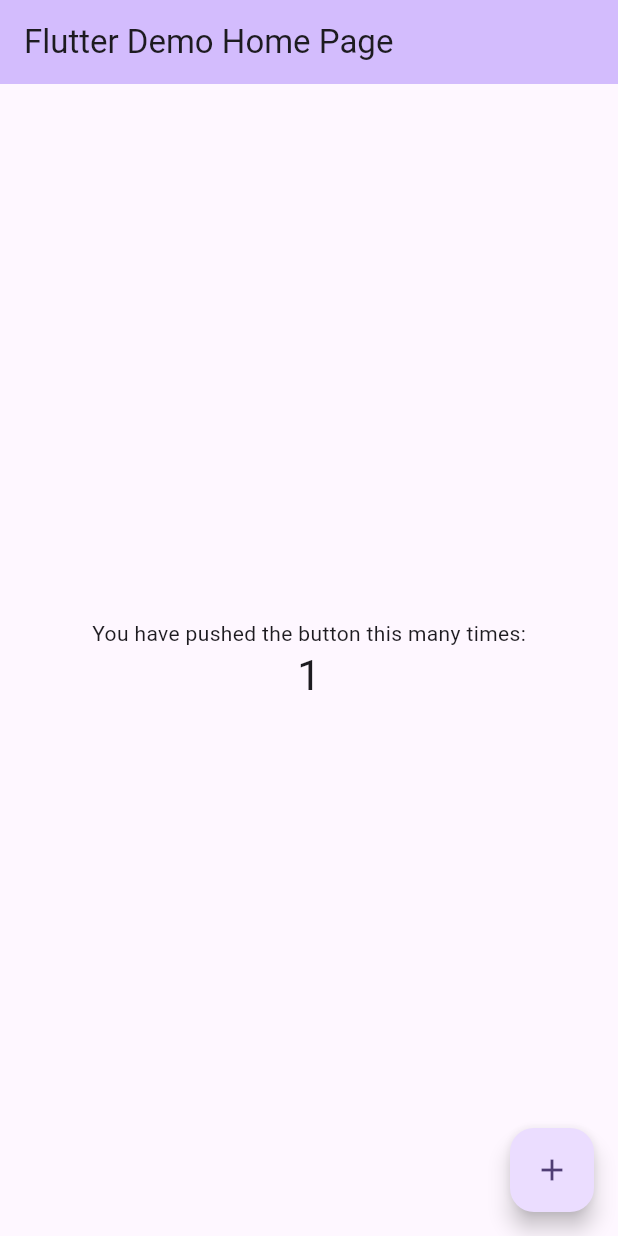
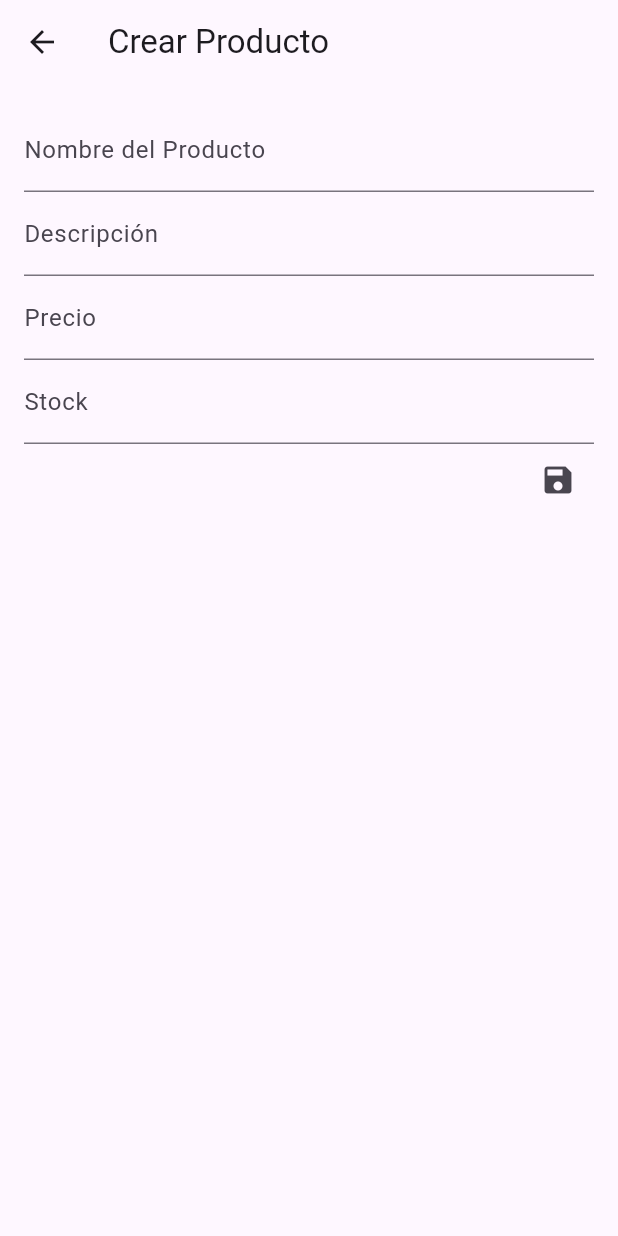
Before and after one commit to jhonvalladolid/2024-II_Lab13_2_AppMovMult, a Flutter app: the screen it shows after launch, after a tap on the "add" icon, on a phone screen of 412 x 824 dp. Run offline on Flutter 3.47's test engine with Material 3 defaults, Android fonts, the phone set to English and light mode, and no system bars; our stand-ins replace sqflite; accounts and stored records are empty.

Commit message:
Lab finalizado

```diff
--- a/lib/main.dart
+++ b/lib/main.dart
@@ -1,125 +1,17 @@
 import 'package:flutter/material.dart';
+import 'product_list_view.dart';
 
 void main() {
-  runApp(const MyApp());
+  runApp(MyApp());
 }
 
 class MyApp extends StatelessWidget {
-  const MyApp({super.key});
-
-  // This widget is the root of your application.
   @override
   Widget build(BuildContext context) {
     return MaterialApp(
-      title: 'Flutter Demo',
-      theme: ThemeData(
-        // This is the theme of your application.
-        //
-        // TRY THIS: Try running your application with "flutter run". You'll see
-        // the application has a purple toolbar. Then, without quitting the app,
-        // try changing the seedColor in the colorScheme below to Colors.green
-        // and then invoke "hot reload" (save your changes or press the "hot
-        // reload" button in a Flutter-supported IDE, or press "r" if you used
-        // the command line to start the app).
-        //
-        // Notice that the counter didn't reset back to zero; the application
-        // state is not lost during the reload. To reset the state, use hot
-        // restart instead.
-        //
-        // This works for code too, not just values: Most code changes can be
-        // tested with just a hot reload.
-        colorScheme: ColorScheme.fromSeed(seedColor: Colors.deepPurple),
-        useMaterial3: true,
-      ),
-      home: const MyHomePage(title: 'Flutter Demo Home Page'),
+      title: 'Aplicación de Productos',
+      theme: ThemeData(primarySwatch: Colors.blue),
+      home: ProductListView(),
     );
   }
 }
-
-class MyHomePage extends StatefulWidget {
-  const MyHomePage({super.key, required this.title});
-
-  // This widget is the home page of your application. It is stateful, meaning
-  // that it has a State object (defined below) that contains fields that affect
-  // how it looks.
-
-  // This class is the configuration for the state. It holds the values (in this
-  // case the title) provided by the parent (in this case the App widget) and
-  // used by the build method of the State. Fields in a Widget subclass are
-  // always marked "final".
-
-  final String title;
-
-  @override
-  State<MyHomePage> createState() => _MyHomePageState();
-}
-
-class _MyHomePageState extends State<MyHomePage> {
-  int _counter = 0;
-
-  void _incrementCounter() {
-    setState(() {
-      // This call to setState tells the Flutter framework that something has
-      // changed in this State, which causes it to rerun the build method below
-      // so that the display can reflect the updated values. If we changed
-      // _counter without calling setState(), then the build method would not be
-      // called again, and so nothing would appear to happen.
-      _counter++;
-    });
-  }
-
-  @override
-  Widget build(BuildContext context) {
-    // This method is rerun every time setState is called, for instance as done
-    // by the _incrementCounter method above.
-    //
-    // The Flutter framework has been optimized to make rerunning build methods
-    // fast, so that you can just rebuild anything that needs updating rather
-    // than having to individually change instances of widgets.
-    return Scaffold(
-      appBar: AppBar(
-        // TRY THIS: Try changing the color here to a specific color (to
-        // Colors.amber, perhaps?) and trigger a hot reload to see the AppBar
-        // change color while the other colors stay the same.
-        backgroundColor: Theme.of(context).colorScheme.inversePrimary,
-        // Here we take the value from the MyHomePage object that was created by
-        // the App.build method, and use it to set our appbar title.
-        title: Text(widget.title),
-      ),
-      body: Center(
-        // Center is a layout widget. It takes a single child and positions it
-        // in the middle of the parent.
-        child: Column(
-          // Column is also a layout widget. It takes a list of children and
-          // arranges them vertically. By default, it sizes itself to fit its
-          // children horizontally, and tries to be as tall as its parent.
-          //
-          // Column has various properties to control how it sizes itself and
-          // how it positions its children. Here we use mainAxisAlignment to
-          // center the children vertically; the main axis here is the vertical
-          // axis because Columns are vertical (the cross axis would be
-          // horizontal).
-          //
-          // TRY THIS: Invoke "debug painting" (choose the "Toggle Debug Paint"
-          // action in the IDE, or press "p" in the console), to see the
-          // wireframe for each widget.
-          mainAxisAlignment: MainAxisAlignment.center,
-          children: <Widget>[
-            const Text(
-              'You have pushed the button this many times:',
-            ),
-            Text(
-              '$_counter',
-              style: Theme.of(context).textTheme.headlineMedium,
-            ),
-          ],
-        ),
-      ),
-      floatingActionButton: FloatingActionButton(
-        onPressed: _incrementCounter,
-        tooltip: 'Increment',
-        child: const Icon(Icons.add),
-      ), // This trailing comma makes auto-formatting nicer for build methods.
-    );
-  }
-}
--- /dev/null
+++ b/lib/product.dart
@@ -0,0 +1,72 @@
+class ProductFields {
+  static const List<String> values = [
+    id,
+    name,
+    description,
+    price,
+    stock,
+  ];
+
+  static const String tableName = 'products';
+  static const String idType = 'INTEGER PRIMARY KEY AUTOINCREMENT';
+  static const String textType = 'TEXT NOT NULL';
+  static const String intType = 'INTEGER NOT NULL';
+  static const String doubleType = 'REAL NOT NULL';
+  static const String id = '_id';
+  static const String name = 'name';
+  static const String description = 'description';
+  static const String price = 'price';
+  static const String stock = 'stock';
+}
+
+class Product {
+  final int? id;
+  final String name;
+  final String description;
+  final double price;
+  final int stock;
+
+  Product({
+    this.id,
+    required this.name,
+    required this.description,
+    required this.price,
+    required this.stock,
+  });
+
+  Map<String, Object?> toJson() {
+    return {
+      ProductFields.id: id,
+      ProductFields.name: name,
+      ProductFields.description: description,
+      ProductFields.price: price,
+      ProductFields.stock: stock,
+    };
+  }
+
+  factory Product.fromJson(Map<String, Object?> json) {
+    return Product(
+      id: json[ProductFields.id] as int?,
+      name: json[ProductFields.name] as String,
+      description: json[ProductFields.description] as String,
+      price: json[ProductFields.price] as double,
+      stock: json[ProductFields.stock] as int,
+    );
+  }
+
+  Product copy({
+    int? id,
+    String? name,
+    String? description,
+    double? price,
+    int? stock,
+  }) {
+    return Product(
+      id: id ?? this.id,
+      name: name ?? this.name,
+      description: description ?? this.description,
+      price: price ?? this.price,
+      stock: stock ?? this.stock,
+    );
+  }
+}
--- /dev/null
+++ b/lib/product_database.dart
@@ -0,0 +1,95 @@
+import 'package:sqflite/sqflite.dart';
+import 'package:path/path.dart';
+import 'product.dart';
+
+class ProductDatabase {
+  static final ProductDatabase instance = ProductDatabase._internal();
+
+  static Database? _database;
+
+  ProductDatabase._internal();
+
+  Future<Database> get database async {
+    if (_database != null) {
+      return _database!;
+    }
+
+    _database = await _initDatabase();
+    return _database!;
+  }
+
+  Future<Database> _initDatabase() async {
+    final databasePath = await getDatabasesPath();
+    final path = join(databasePath, 'products.db');
+    return await openDatabase(
+      path,
+      version: 1,
+      onCreate: _createDatabase,
+    );
+  }
+
+  Future<void> _createDatabase(Database db, _) async {
+    await db.execute('''
+      CREATE TABLE ${ProductFields.tableName} (
+        ${ProductFields.id} ${ProductFields.idType},
+        ${ProductFields.name} ${ProductFields.textType},
+        ${ProductFields.description} ${ProductFields.textType},
+        ${ProductFields.price} ${ProductFields.doubleType},
+        ${ProductFields.stock} ${ProductFields.intType}
+      )
+    ''');
+  }
+
+  Future<Product> create(Product product) async {
+    final db = await database;
+    final id = await db.insert(ProductFields.tableName, product.toJson());
+    return product.copy(id: id);
+  }
+
+  Future<Product> read(int id) async {
+    final db = await database;
+    final maps = await db.query(
+      ProductFields.tableName,
+      columns: ProductFields.values,
+      where: '${ProductFields.id} = ?',
+      whereArgs: [id],
+    );
+
+    if (maps.isNotEmpty) {
+      return Product.fromJson(maps.first);
+    } else {
+      throw Exception('ID $id not found');
+    }
+  }
+
+  Future<List<Product>> readAll() async {
+    final db = await database;
+    const orderBy = '${ProductFields.name} ASC';
+    final result = await db.query(ProductFields.tableName, orderBy: orderBy);
+    return result.map((json) => Product.fromJson(json)).toList();
+  }
+
+  Future<int> update(Product product) async {
+    final db = await database;
+    return db.update(
+      ProductFields.tableName,
+      product.toJson(),
+      where: '${ProductFields.id} = ?',
+      whereArgs: [product.id],
+    );
+  }
+
+  Future<int> delete(int id) async {
+    final db = await database;
+    return await db.delete(
+      ProductFields.tableName,
+      where: '${ProductFields.id} = ?',
+      whereArgs: [id],
+    );
+  }
+
+  Future close() async {
+    final db = await database;
+    db.close();
+  }
+}
--- /dev/null
+++ b/lib/product_detail_view.dart
@@ -0,0 +1,131 @@
+import 'package:flutter/material.dart';
+import 'product_database.dart';
+import 'product.dart';
+
+class ProductDetailView extends StatefulWidget {
+  final int? productId;
+
+  const ProductDetailView({super.key, this.productId});
+
+  @override
+  State<ProductDetailView> createState() => _ProductDetailViewState();
+}
+
+class _ProductDetailViewState extends State<ProductDetailView> {
+  final ProductDatabase productDatabase = ProductDatabase.instance;
+
+  late TextEditingController nameController;
+  late TextEditingController descriptionController;
+  late TextEditingController priceController;
+  late TextEditingController stockController;
+
+  bool isLoading = false;
+  bool isNewProduct = false;
+  late Product product;
+
+  @override
+  void initState() {
+    super.initState();
+    if (widget.productId == null) {
+      isNewProduct = true;
+    } else {
+      refreshProduct();
+    }
+
+    nameController = TextEditingController();
+    descriptionController = TextEditingController();
+    priceController = TextEditingController();
+    stockController = TextEditingController();
+  }
+
+  refreshProduct() async {
+    final prod = await productDatabase.read(widget.productId!);
+    setState(() {
+      product = prod;
+      nameController.text = product.name;
+      descriptionController.text = product.description;
+      priceController.text = product.price.toString();
+      stockController.text = product.stock.toString();
+    });
+  }
+
+  createProduct() async {
+    setState(() {
+      isLoading = true;
+    });
+
+    final newProduct = Product(
+      name: nameController.text,
+      description: descriptionController.text,
+      price: double.parse(priceController.text),
+      stock: int.parse(stockController.text),
+    );
+
+    if (isNewProduct) {
+      await productDatabase.create(newProduct);
+    } else {
+      await productDatabase.update(newProduct.copy(id: product.id));
+    }
+
+    setState(() {
+      isLoading = false;
+    });
+
+    Navigator.pop(context);
+  }
+
+  deleteProduct() async {
+    await productDatabase.delete(product.id!);
+    Navigator.pop(context);
+  }
+
+  @override
+  Widget build(BuildContext context) {
+    return Scaffold(
+      appBar: AppBar(
+        title: Text(isNewProduct ? "Crear Producto" : "Editar Producto"),
+      ),
+      body: Padding(
+        padding: const EdgeInsets.all(16.0),
+        child: isLoading
+            ? const Center(child: CircularProgressIndicator())
+            : Column(
+                children: [
+                  TextField(
+                    controller: nameController,
+                    decoration: const InputDecoration(labelText: 'Nombre del Producto'),
+                  ),
+                  TextField(
+                    controller: descriptionController,
+                    decoration: const InputDecoration(labelText: 'Descripción'),
+                  ),
+                  TextField(
+                    controller: priceController,
+                    keyboardType: TextInputType.number,
+                    decoration: const InputDecoration(labelText: 'Precio'),
+                  ),
+                  TextField(
+                    controller: stockController,
+                    keyboardType: TextInputType.number,
+                    decoration: const InputDecoration(labelText: 'Stock'),
+                  ),
+                  Row(
+                    mainAxisAlignment: MainAxisAlignment.end,
+                    children: [
+                      if (!isNewProduct)
+                        IconButton(
+                          icon: const Icon(Icons.delete),
+                          onPressed: deleteProduct,
+                        ),
+                      IconButton(
+                        icon: const Icon(Icons.save),
+                        onPressed: createProduct,
+                      ),
+                    ],
+                  ),
+                ],
+              ),
+      ),
+    );
+  }
+}
--- /dev/null
+++ b/lib/product_list_view.dart
@@ -0,0 +1,67 @@
+import 'package:flutter/material.dart';
+import 'product_database.dart';
+import 'product.dart';
+import 'product_detail_view.dart';
+
+class ProductListView extends StatefulWidget {
+  const ProductListView({super.key});
+
+  @override
+  _ProductListViewState createState() => _ProductListViewState();
+}
+
+class _ProductListViewState extends State<ProductListView> {
+  final ProductDatabase productDatabase = ProductDatabase.instance;
+
+  List<Product> products = [];
+
+  @override
+  void initState() {
+    super.initState();
+    refreshProducts();
+  }
+
+  refreshProducts() async {
+    final productList = await productDatabase.readAll();
+    setState(() {
+      products = productList;
+    });
+  }
+
+  goToProductDetailView({int? id}) async {
+    await Navigator.push(
+      context,
+      MaterialPageRoute(builder: (context) => ProductDetailView(productId: id)),
+    );
+    refreshProducts();
+  }
+
+  @override
+  Widget build(BuildContext context) {
+    return Scaffold(
+      appBar: AppBar(title: const Text("Lista de Productos")),
+      body: products.isEmpty
+          ? const Center(child: Text("No hay productos disponibles"))
+          : ListView.builder(
+              itemCount: products.length,
+              itemBuilder: (context, index) {
+                final product = products[index];
+                return GestureDetector(
+                  onTap: () => goToProductDetailView(id: product.id),
+                  child: Card(
+                    child: ListTile(
+                      title: Text(product.name),
+                      subtitle: Text("\$${product.price} - ${product.stock} en stock"),
+                    ),
+                  ),
+                );
+              },
+            ),
+      floatingActionButton: FloatingActionButton(
+        onPressed: goToProductDetailView,
+        tooltip: 'Crear Producto',
+        child: const Icon(Icons.add),
+      ),
+    );
+  }
+}
```
